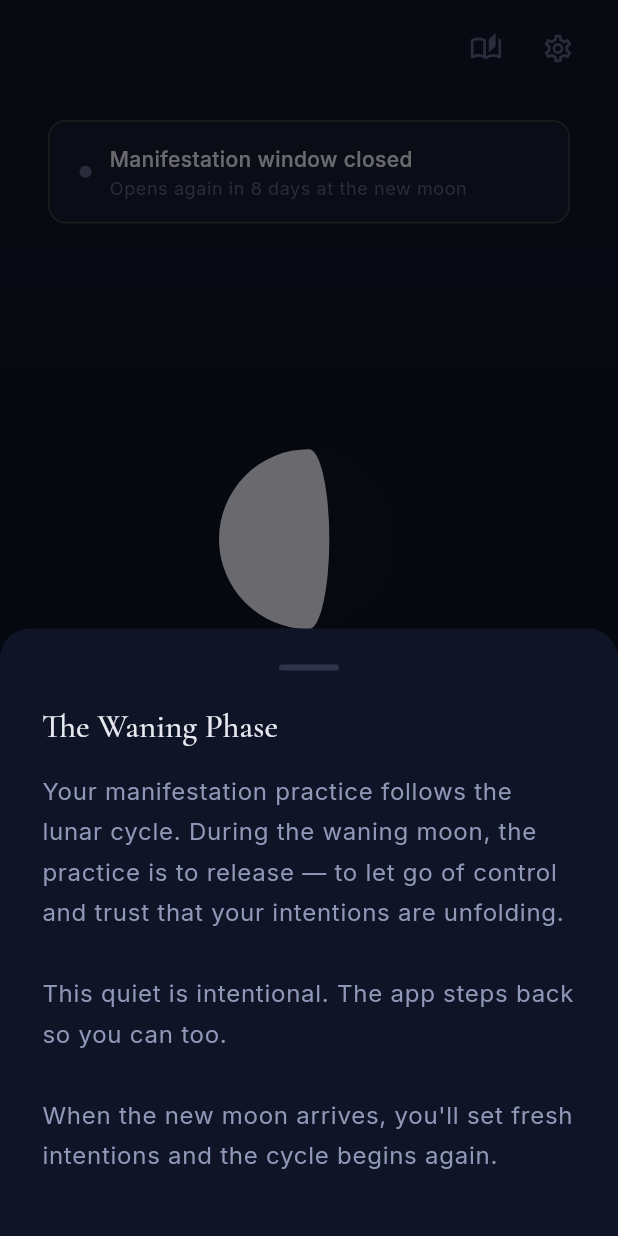
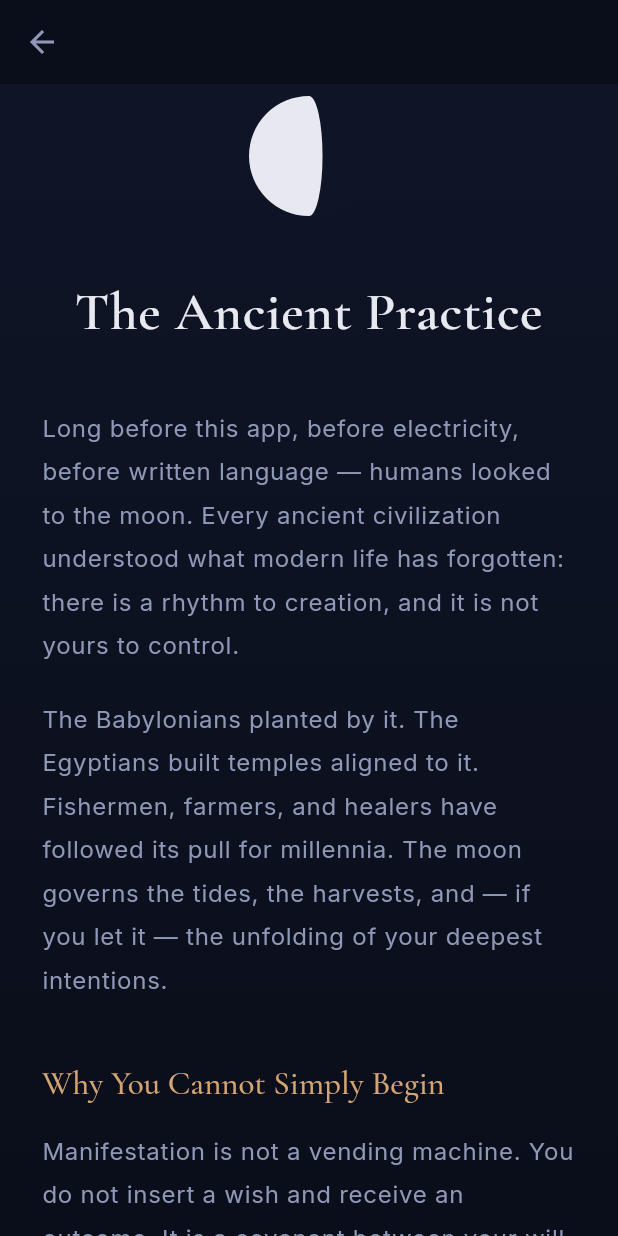
Before and after one commit to EMerdzhanov/MoonManifest, a Flutter app: the WaningScreen screen opened by its route, after a tap on "Why is it quiet?", on a phone screen of 412 x 824 dp. Run offline on Flutter 3.47's test engine with Material 3 defaults, Android fonts, the phone set to English and light mode, and no system bars; our stand-ins replace file_picker, flutter_local_notifications, flutter_riverpod, flutter_secure_storage, go_router, share_plus and 3 more; missing offline and left inert: pointycastle; accounts and stored records are empty.

Commit message:
feat: add mystical manifestation philosophy page, tappable from waning banner

```diff
--- a/lib/app.dart
+++ b/lib/app.dart
@@ -13,6 +13,7 @@ import 'package:moon_manifest/ui/phases/full_moon/full_moon_screen.dart';
 import 'package:moon_manifest/ui/phases/waning/waning_screen.dart';
 import 'package:moon_manifest/ui/history/history_screen.dart';
 import 'package:moon_manifest/ui/settings/settings_screen.dart';
+import 'package:moon_manifest/ui/phases/waning/manifestation_philosophy_screen.dart';
 
 final routerProvider = Provider<GoRouter>((ref) {
   final settings = ref.watch(settingsProvider);
@@ -24,7 +25,7 @@ final routerProvider = Provider<GoRouter>((ref) {
       final path = state.matchedLocation;
 
       // Don't redirect away from push-routed screens
-      if (path == '/history' || path == '/settings') return null;
+      if (path == '/history' || path == '/settings' || path == '/philosophy') return null;
 
       // Show onboarding if not complete
       if (!settings.onboardingComplete) {
@@ -58,6 +59,7 @@ final routerProvider = Provider<GoRouter>((ref) {
       GoRoute(path: '/waning', builder: (context, state) => const WaningScreen()),
       GoRoute(path: '/history', builder: (context, state) => const HistoryScreen()),
       GoRoute(path: '/settings', builder: (context, state) => const SettingsScreen()),
+      GoRoute(path: '/philosophy', builder: (context, state) => const ManifestationPhilosophyScreen()),
     ],
   );
 });
--- /dev/null
+++ b/lib/ui/phases/waning/manifestation_philosophy_screen.dart
@@ -0,0 +1,343 @@
+import 'package:flutter/material.dart';
+import 'package:flutter_riverpod/flutter_riverpod.dart';
+import 'package:intl/intl.dart';
+import 'package:moon_manifest/core/moon/moon_phase.dart';
+import 'package:moon_manifest/providers/lunar_state_provider.dart';
+import 'package:moon_manifest/theme/app_colors.dart';
+import 'package:moon_manifest/ui/shared/moon_phase_indicator.dart';
+
+class ManifestationPhilosophyScreen extends ConsumerWidget {
+  const ManifestationPhilosophyScreen({super.key});
+
+  @override
+  Widget build(BuildContext context, WidgetRef ref) {
+    final lunarAsync = ref.watch(lunarStateProvider);
+
+    return Scaffold(
+      backgroundColor: AppColors.deepIndigo,
+      appBar: AppBar(
+        backgroundColor: Colors.transparent,
+        elevation: 0,
+        leading: const BackButton(color: AppColors.textSecondary),
+      ),
+      body: Container(
+        decoration: const BoxDecoration(
+          gradient: LinearGradient(
+            begin: Alignment.topCenter,
+            end: Alignment.bottomCenter,
+            colors: [AppColors.darkNavy, AppColors.deepIndigo],
+          ),
+        ),
+        child: lunarAsync.when(
+          loading: () => const Center(
+            child: CircularProgressIndicator(color: AppColors.mutedGold),
+          ),
+          error: (_, __) => const SizedBox.shrink(),
+          data: (state) {
+            final nextNewMoon = state.nextNewMoon.toLocal();
+            final dateStr = DateFormat('MMMM d').format(nextNewMoon);
+            final daysUntil =
+                state.nextNewMoon.difference(DateTime.now().toUtc()).inDays;
+
+            return SingleChildScrollView(
+              padding: const EdgeInsets.symmetric(horizontal: 28),
+              child: Column(
+                crossAxisAlignment: CrossAxisAlignment.start,
+                children: [
+                  const SizedBox(height: 8),
+
+                  // Moon
+                  Center(
+                    child: MoonPhaseIndicator(
+                      illumination: state.illumination,
+                      phase: state.phase,
+                      size: 80,
+                    ),
+                  ),
+
+                  const SizedBox(height: 40),
+
+                  // Title
+                  Center(
+                    child: Text(
+                      'The Ancient Practice',
+                      style:
+                          Theme.of(context).textTheme.displayLarge?.copyWith(
+                                color: AppColors.textPrimary,
+                                height: 1.3,
+                              ),
+                      textAlign: TextAlign.center,
+                    ),
+                  ),
+
+                  const SizedBox(height: 40),
+
+                  // Section 1
+                  _body(
+                    context,
+                    'Long before this app, before electricity, before written language — '
+                    'humans looked to the moon. Every ancient civilization understood '
+                    'what modern life has forgotten: there is a rhythm to creation, '
+                    'and it is not yours to control.',
+                  ),
+
+                  const SizedBox(height: 20),
+
+                  _body(
+                    context,
+                    'The Babylonians planted by it. The Egyptians built temples aligned to it. '
+                    'Fishermen, farmers, and healers have followed its pull for millennia. '
+                    'The moon governs the tides, the harvests, and — if you let it — '
+                    'the unfolding of your deepest intentions.',
+                  ),
+
+                  const SizedBox(height: 40),
+
+                  // Section 2
+                  _heading(context, 'Why You Cannot Simply Begin'),
+
+                  const SizedBox(height: 16),
+
+                  _body(
+                    context,
+                    'Manifestation is not a vending machine. You do not insert a wish '
+                    'and receive an outcome. It is a covenant between your will and '
+                    'the forces that move beneath the surface of things.',
+                  ),
+
+                  const SizedBox(height: 20),
+
+                  _body(
+                    context,
+                    'This covenant demands alignment. You would not plant seeds in winter '
+                    'and blame the earth for your empty harvest. In the same way, '
+                    'you cannot set intentions at any moment and expect the universe '
+                    'to rearrange itself on your schedule.',
+                  ),
+
+                  const SizedBox(height: 20),
+
+                  _body(
+                    context,
+                    'The waning moon is not a pause. It is the most demanding phase of all. '
+                    'Anyone can ask. Anyone can repeat. But to release — to truly let go '
+                    'and trust that what you planted is growing in darkness — '
+                    'that requires the discipline this practice was built on.',
+                  ),
+
+                  const SizedBox(height: 40),
+
+                  // Section 3
+                  _heading(context, 'The Four Sacred Phases'),
+
+                  const SizedBox(height: 16),
+
+                  _phaseDescription(
+                    context,
+                    MoonPhase.newMoon,
+                    0.0,
+                    'The Planting',
+                    'In darkness, you name what you need — not what you want, '
+                    'but what your soul requires. The new moon holds space for raw truth.',
+                  ),
+
+                  const SizedBox(height: 20),
+
+                  _phaseDescription(
+                    context,
+                    MoonPhase.waxing,
+                    0.5,
+                    'The Tending',
+                    'As light returns, you repeat your intentions daily. '
+                    'Not as hope, but as certainty. You are not asking — you are remembering '
+                    'what is already on its way.',
+                  ),
+
+                  const SizedBox(height: 20),
+
+                  _phaseDescription(
+                    context,
+                    MoonPhase.fullMoon,
+                    1.0,
+                    'The Gratitude',
+                    'At full illumination, you give thanks as though you already hold '
+                    'what you asked for. This is not pretending. This is the act '
+                    'that collapses the distance between where you are and where you are going.',
+                  ),
+
+                  const SizedBox(height: 20),
+
+                  _phaseDescription(
+                    context,
+                    MoonPhase.waning,
+                    0.5,
+                    'The Release',
+                    'And then — silence. You let go. You stop pushing, stop checking, '
+                    'stop asking. The waning moon teaches the hardest lesson: '
+                    'that your work is done, and now it belongs to something larger than you.',
+                  ),
+
+                  const SizedBox(height: 40),
+
+                  // Section 4
+                  _heading(context, 'The Closed Window'),
+
+                  const SizedBox(height: 16),
+
+                  _body(
+                    context,
+                    'You are here now, in the silence. The manifestation window is closed — '
+                    'not because you have failed, but because this is where the practice '
+                    'proves itself. Restraint is not absence. It is concentrated power.',
+                  ),
+
+                  const SizedBox(height: 20),
+
+                  _body(
+                    context,
+                    'Every day you wait, your next intention grows sharper. '
+                    'Every day you resist the urge to force an outcome, '
+                    'you build the trust that makes manifestation possible.',
+                  ),
+
+                  const SizedBox(height: 40),
+
+                  // Countdown
+                  Center(
+                    child: Container(
+                      padding: const EdgeInsets.symmetric(
+                          horizontal: 28, vertical: 20),
+                      decoration: BoxDecoration(
+                        color: AppColors.cardDark,
+                        borderRadius: BorderRadius.circular(16),
+                        border: Border.all(
+                          color: AppColors.mutedGold.withValues(alpha: 0.3),
+                        ),
+                      ),
+                      child: Column(
+                        children: [
+                          Text(
+                            '$daysUntil',
+                            style: Theme.of(context)
+                                .textTheme
+                                .displayLarge
+                                ?.copyWith(
+                                  color: AppColors.mutedGold,
+                                  fontSize: 48,
+                                  fontWeight: FontWeight.w700,
+                                ),
+                          ),
+                          const SizedBox(height: 4),
+                          Text(
+                            'days until the window opens',
+                            style:
+                                Theme.of(context).textTheme.bodyMedium?.copyWith(
+                                      color: AppColors.textSecondary,
+                                    ),
+                          ),
+                          const SizedBox(height: 4),
+                          Text(
+                            dateStr,
+                            style:
+                                Theme.of(context).textTheme.bodySmall?.copyWith(
+                                      color: AppColors.textMuted,
+                                    ),
+                          ),
+                        ],
+                      ),
+                    ),
+                  ),
+
+                  const SizedBox(height: 40),
+
+                  // Closing
+                  Center(
+                    child: Text(
+                      'When the moon returns to darkness,\nyou begin.',
+                      textAlign: TextAlign.center,
+                      style:
+                          Theme.of(context).textTheme.headlineMedium?.copyWith(
+                                color: AppColors.mutedGold,
+                                fontStyle: FontStyle.italic,
+                                height: 1.5,
+                              ),
+                    ),
+                  ),
+
+                  const SizedBox(height: 60),
+                ],
+              ),
+            );
+          },
+        ),
+      ),
+    );
+  }
+
+  Widget _heading(BuildContext context, String text) {
+    return Text(
+      text,
+      style: Theme.of(context).textTheme.displaySmall?.copyWith(
+            color: AppColors.mutedGold,
+            height: 1.3,
+          ),
+    );
+  }
+
+  Widget _body(BuildContext context, String text) {
+    return Text(
+      text,
+      style: Theme.of(context).textTheme.bodyLarge?.copyWith(
+            color: AppColors.textSecondary,
+            height: 1.8,
+          ),
+    );
+  }
+
+  Widget _phaseDescription(
+    BuildContext context,
+    MoonPhase phase,
+    double illumination,
+    String title,
+    String description,
+  ) {
+    return Row(
+      crossAxisAlignment: CrossAxisAlignment.start,
+      children: [
+        Padding(
+          padding: const EdgeInsets.only(top: 4),
+          child: MoonPhaseIndicator(
+            illumination: illumination,
+            phase: phase,
+            size: 32,
+          ),
+        ),
+        const SizedBox(width: 16),
+        Expanded(
+          child: Column(
+            crossAxisAlignment: CrossAxisAlignment.start,
+            children: [
+              Text(
+                title,
+                style: Theme.of(context).textTheme.bodyLarge?.copyWith(
+                      color: AppColors.textPrimary,
+                      fontFamily: 'CormorantGaramond',
+                      fontSize: 18,
+                      fontWeight: FontWeight.w600,
+                    ),
+              ),
+              const SizedBox(height: 4),
+              Text(
+                description,
+                style: Theme.of(context).textTheme.bodyMedium?.copyWith(
+                      color: AppColors.textSecondary,
+                      height: 1.7,
+                    ),
+              ),
+            ],
+          ),
+        ),
+      ],
+    );
+  }
+}
--- a/lib/ui/phases/waning/waning_screen.dart
+++ b/lib/ui/phases/waning/waning_screen.dart
@@ -9,53 +9,6 @@ import 'package:moon_manifest/ui/shared/moon_phase_indicator.dart';
 
 class WaningScreen extends ConsumerWidget {
   const WaningScreen({super.key});
-
-  void _showWhyQuiet(BuildContext context) {
-    showModalBottomSheet(
-      context: context,
-      backgroundColor: AppColors.darkNavy,
-      shape: const RoundedRectangleBorder(
-        borderRadius: BorderRadius.vertical(top: Radius.circular(20)),
-      ),
-      builder: (context) => Padding(
-        padding: const EdgeInsets.fromLTRB(28, 24, 28, 40),
-        child: Column(
-          mainAxisSize: MainAxisSize.min,
-          crossAxisAlignment: CrossAxisAlignment.start,
-          children: [
-            Center(
-              child: Container(
-                width: 40,
-                height: 4,
-                decoration: BoxDecoration(
-                  color: AppColors.textMuted.withValues(alpha: 0.4),
-                  borderRadius: BorderRadius.circular(2),
-                ),
-              ),
-            ),
-            const SizedBox(height: 24),
-            Text(
-              'The Waning Phase',
-              style: Theme.of(context).textTheme.displaySmall,
-            ),
-            const SizedBox(height: 16),
-            Text(
-              'Your manifestation practice follows the lunar cycle. '
-              'During the waning moon, the practice is to release — '
-              'to let go of control and trust that your intentions are unfolding.\n\n'
-              'This quiet is intentional. The app steps back so you can too.\n\n'
-              'When the new moon arrives, you\'ll set fresh intentions '
-              'and the cycle begins again.',
-              style: Theme.of(context).textTheme.bodyLarge?.copyWith(
-                    color: AppColors.textSecondary,
-                    height: 1.7,
-                  ),
-            ),
-          ],
-        ),
-      ),
-    );
-  }
 
   @override
   Widget build(BuildContext context, WidgetRef ref) {
@@ -75,18 +28,23 @@ class WaningScreen extends ConsumerWidget {
           ),
         ),
         data: (state) {
-          final formattedDate = DateFormat('MMMM d').format(state.nextNewMoon);
-
-          final daysUntil = state.nextNewMoon.difference(DateTime.now().toUtc()).inDays;
+          final formattedDate =
+              DateFormat('MMMM d').format(state.nextNewMoon);
+          final daysUntil =
+              state.nextNewMoon.difference(DateTime.now().toUtc()).inDays;
 
           return Padding(
             padding: const EdgeInsets.symmetric(horizontal: 32),
             child: Column(
               children: [
                 const SizedBox(height: 16),
-                Container(
+                // Tappable banner
+                GestureDetector(
+                  onTap: () => context.push('/philosophy'),
+                  child: Container(
                     width: double.infinity,
-                  padding: const EdgeInsets.symmetric(horizontal: 20, vertical: 14),
+                    padding: const EdgeInsets.symmetric(
+                        horizontal: 20, vertical: 14),
                     decoration: BoxDecoration(
                       color: AppColors.cardDark,
                       borderRadius: BorderRadius.circular(12),
@@ -111,7 +69,10 @@ class WaningScreen extends ConsumerWidget {
                             children: [
                               Text(
                                 'Manifestation window closed',
-                              style: Theme.of(context).textTheme.bodyMedium?.copyWith(
+                                style: Theme.of(context)
+                                    .textTheme
+                                    .bodyMedium
+                                    ?.copyWith(
                                       color: AppColors.textPrimary,
                                       fontWeight: FontWeight.w500,
                                     ),
@@ -119,14 +80,23 @@ class WaningScreen extends ConsumerWidget {
                               const SizedBox(height: 2),
                               Text(
                                 'Opens again in $daysUntil days at the new moon',
-                              style: Theme.of(context).textTheme.bodySmall?.copyWith(
+                                style: Theme.of(context)
+                                    .textTheme
+                                    .bodySmall
+                                    ?.copyWith(
                                       color: AppColors.textMuted,
                                     ),
                               ),
                             ],
                           ),
                         ),
+                        const Icon(
+                          Icons.chevron_right,
+                          color: AppColors.textMuted,
+                          size: 20,
+                        ),
                       ],
+                    ),
                   ),
                 ),
                 const Spacer(flex: 3),
@@ -139,7 +109,8 @@ class WaningScreen extends ConsumerWidget {
                 Text(
                   'Release. Trust.',
                   textAlign: TextAlign.center,
-                  style: Theme.of(context).textTheme.displaySmall?.copyWith(
+                  style:
+                      Theme.of(context).textTheme.displaySmall?.copyWith(
                             color: AppColors.textPrimary,
                             height: 1.3,
                           ),
@@ -148,7 +119,10 @@ class WaningScreen extends ConsumerWidget {
                 Text(
                   'The work is done.',
                   textAlign: TextAlign.center,
-                  style: Theme.of(context).textTheme.headlineMedium?.copyWith(
+                  style: Theme.of(context)
+                      .textTheme
+                      .headlineMedium
+                      ?.copyWith(
                         color: AppColors.mutedGold,
                         letterSpacing: 1.0,
                       ),
@@ -157,20 +131,23 @@ class WaningScreen extends ConsumerWidget {
                 Text(
                   'Next new moon: $formattedDate',
                   textAlign: TextAlign.center,
-                  style: Theme.of(context).textTheme.bodyMedium?.copyWith(
+                  style:
+                      Theme.of(context).textTheme.bodyMedium?.copyWith(
                             color: AppColors.textMuted,
                             letterSpacing: 0.6,
                           ),
                 ),
                 const Spacer(flex: 4),
                 GestureDetector(
-                  onTap: () => _showWhyQuiet(context),
+                  onTap: () => context.push('/philosophy'),
                   child: Text(
                     'Why is it quiet?',
                     style: Theme.of(context).textTheme.bodySmall?.copyWith(
-                          color: AppColors.textMuted.withValues(alpha: 0.6),
+                          color:
+                              AppColors.textMuted.withValues(alpha: 0.6),
                           decoration: TextDecoration.underline,
-                          decorationColor: AppColors.textMuted.withValues(alpha: 0.4),
+                          decorationColor:
+                              AppColors.textMuted.withValues(alpha: 0.4),
                         ),
                   ),
                 ),
```
Lines whose indentation alone changed are shown as unchanged.
